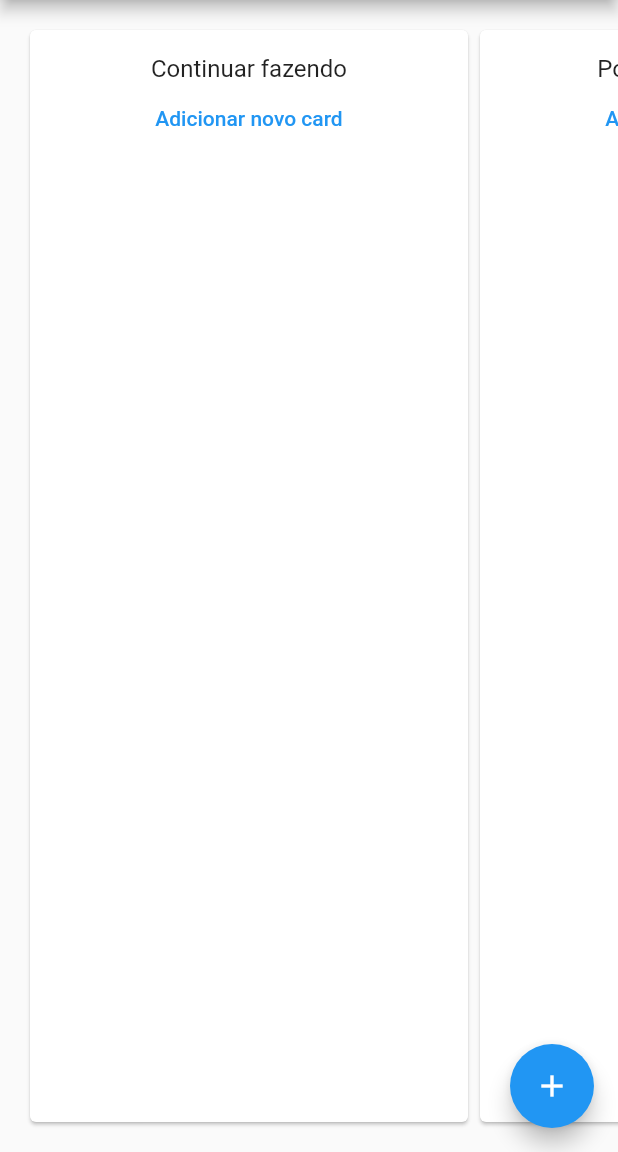
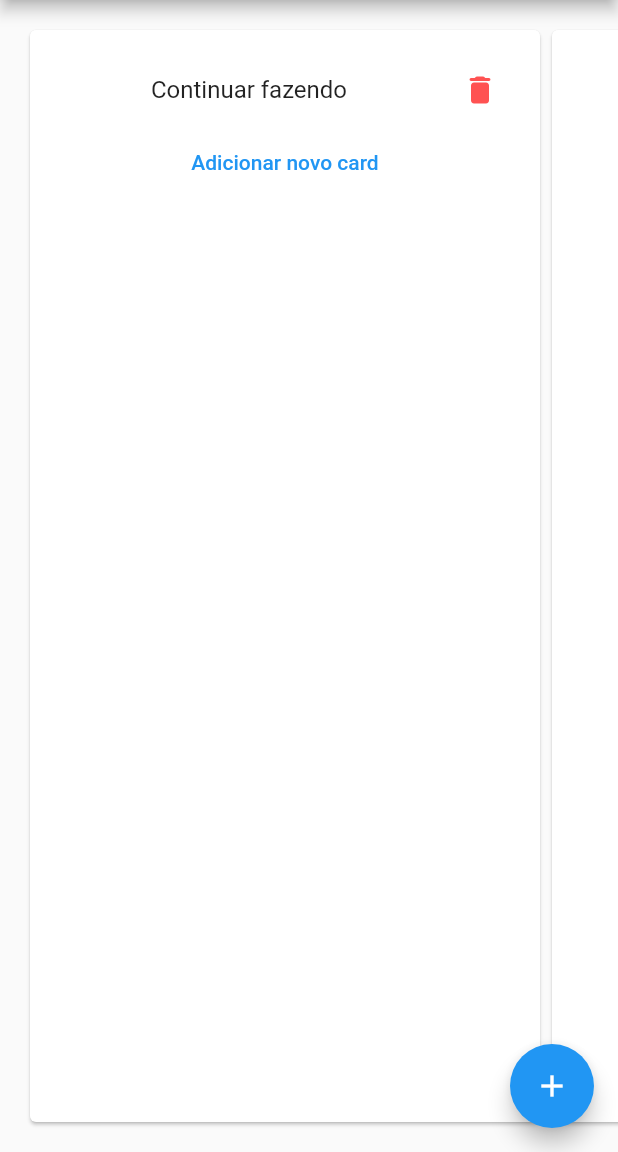
Before and after one commit to RxDx/zup_retro, a Flutter app: the screen it shows after launch, on a phone screen of 412 x 824 dp, the part 84-1236 px from its top. Run offline on Flutter 3.47's test engine with Material 2 defaults, Android fonts, the phone set to English and light mode, and no system bars.

Commit message:
Remove board column

```diff
--- a/lib/widget/board_widget.dart
+++ b/lib/widget/board_widget.dart
@@ -22,6 +22,12 @@ class _BoardWidgetState extends State<BoardWidget> {
     });
   }
 
+  void _onDeleteColumn(int index) {
+    setState(() {
+      widget.board.columns.removeAt(index);
+    });
+  }
+
   @override
   Widget build(BuildContext context) {
     return Scaffold(
@@ -33,7 +39,11 @@ class _BoardWidgetState extends State<BoardWidget> {
         padding: const EdgeInsets.all(16),
         itemCount: widget.board.columns.length,
         itemBuilder:  (BuildContext context, int index) {
-          return ColumnWidget(key: Key('$index'), column: widget.board.columns[index]);
+          return ColumnWidget(
+            key: Key('$index'),
+            column: widget.board.columns[index],
+            onDeleteColumn: () => _onDeleteColumn(index),
+          );
         },
         onReorder: (oldIndex, newIndex) {
           setState(() {
--- a/lib/widget/column_widget.dart
+++ b/lib/widget/column_widget.dart
@@ -1,12 +1,13 @@
 import 'package:flutter/material.dart';
+import 'package:zup_retro/model/card.dart' as zCard;
 import 'package:zup_retro/model/column.dart' as zColumn;
-import 'package:zup_retro/model/card.dart' as zCard;
 import 'package:zup_retro/widget/card_widget.dart';
 
 class ColumnWidget extends StatefulWidget {
-  ColumnWidget({Key? key, required this.column}): super(key: key);
+  ColumnWidget({Key? key, required this.column, required this.onDeleteColumn}): super(key: key);
 
   final zColumn.Column column;
+  final VoidCallback onDeleteColumn;
 
   @override
   _ColumnWidgetState createState() => _ColumnWidgetState();
@@ -22,7 +23,7 @@ class _ColumnWidgetState extends State<ColumnWidget> {
     });
   }
 
-  void _onDelete(int index) {
+  void _onDeleteCard(int index) {
     setState(() {
       widget.column.cards.removeAt(index);
     });
@@ -31,23 +32,33 @@ class _ColumnWidgetState extends State<ColumnWidget> {
   @override
   Widget build(BuildContext context) {
     return Container(
-        width: 300,
+        width: MediaQuery.of(context).size.width - 64,
         height: double.infinity,
         child: Card(
             child: ReorderableListView(
               padding: EdgeInsets.all(16),
-              header: Text(
-                widget.column.id,
-                key: Key('title_text'),
-                textAlign: TextAlign.center,
-                style: Theme.of(context).textTheme.subtitle1,
+              header: Row(
+                children: [
+                  Expanded(
+                    child: Text(
+                      widget.column.id,
+                      textAlign: TextAlign.center,
+                      style: Theme.of(context).textTheme.subtitle1,
+                    ),
+                  ),
+                  IconButton(
+                    icon: Icon(Icons.delete_rounded),
+                    color: Colors.redAccent,
+                    onPressed: widget.onDeleteColumn,
+                  )
+                ],
               ),
               children: [
                 for (int index = 0; index < widget.column.cards.length; index++)
                   CardWidget(
                     key: Key('$index'),
                     card: widget.column.cards[index],
-                    onDelete: () => _onDelete(index),
+                    onDeleteCard: () => _onDeleteCard(index),
                   ),
                 TextButton(
                     key: Key('add_card_button'),
```
Also changed, not shown: lib/widget/card_widget.dart (+4 -3 lines).
